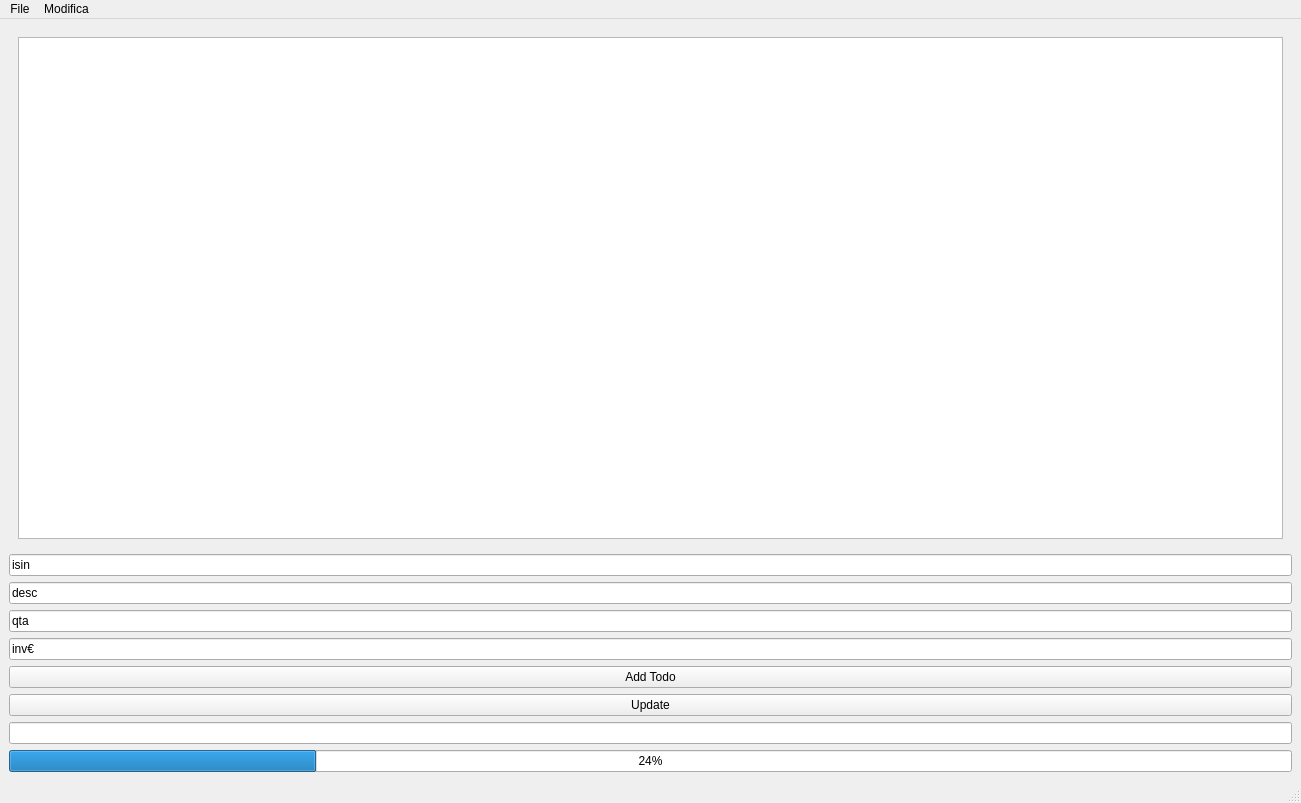
Before: the Qt Designer form mainWindow.ui in stefanocasson81/PyQt, drawn with Qt 5.
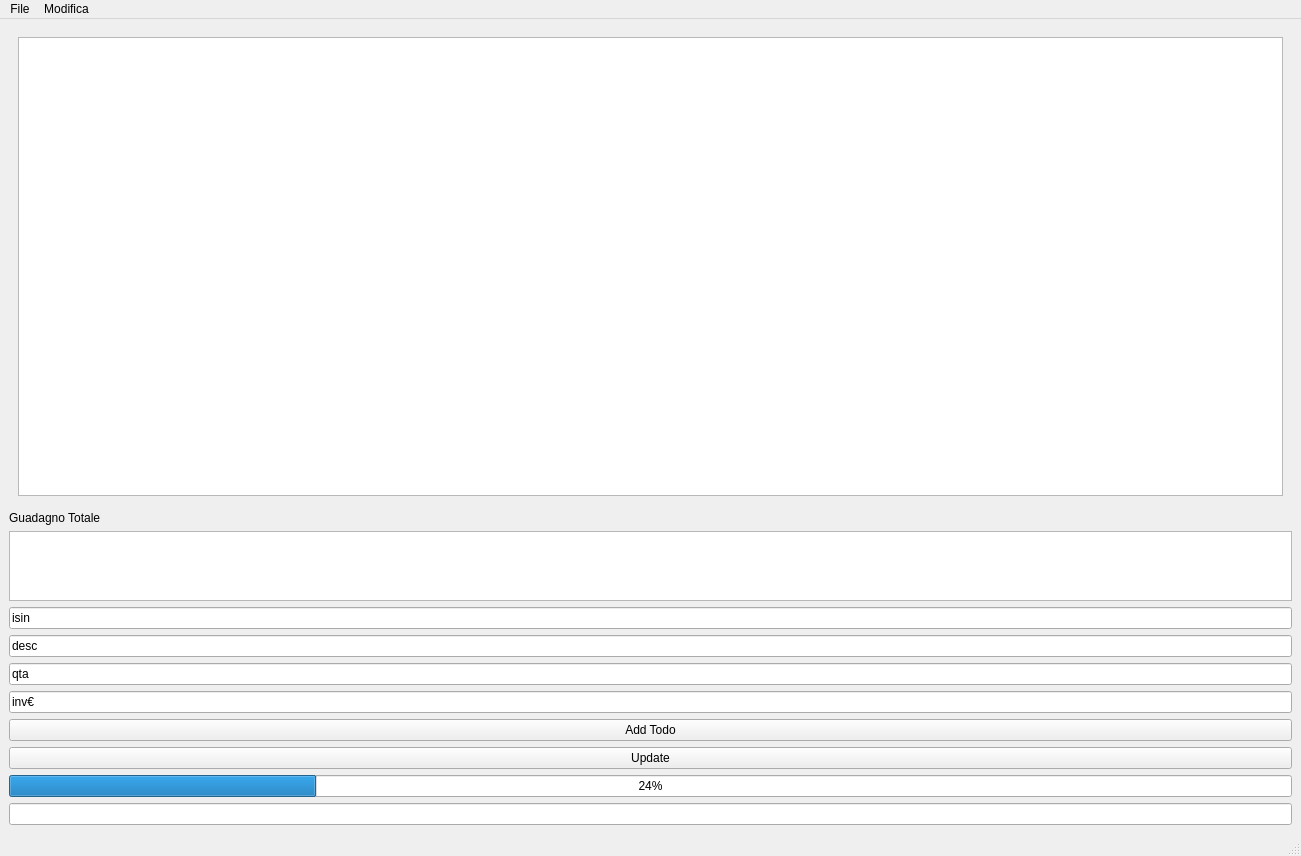
After: the same form once the commit is applied. Icons and pictures are not drawn.

Commit message: -isin aggiornato a quello della banca  con quote e prezzo -aggiunto cole a guadagno totale

The edit to the form file:
```diff
--- a/mainWindow.ui
+++ b/mainWindow.ui
@@ -19,11 +19,28 @@
      <widget class="QWidget" name="widget" native="true">
       <layout class="QHBoxLayout" name="horizontalLayout">
        <item>
-        <widget class="QTableView" name="tableView"/>
+        <widget class="QTableView" name="tableView">
+         <property name="minimumSize">
+          <size>
+           <width>1265</width>
+           <height>459</height>
+          </size>
+         </property>
+        </widget>
        </item>
       </layout>
      </widget>
     </item>
+    <item>
+     <widget class="QLabel" name="label">
+      <property name="text">
+       <string>Guadagno Totale</string>
+      </property>
+     </widget>
+    </item>
+    <item>
+     <widget class="QTextBrowser" name="textBrowser"/>
+    </item>
     <item>
      <widget class="QLineEdit" name="lineEdit_isin">
       <property name="text">
@@ -66,9 +83,6 @@
       </property>
      </widget>
     </item>
-    <item>
-     <widget class="QLineEdit" name="lineEdit_status"/>
-    </item>
     <item>
      <widget class="QProgressBar" name="progressBar">
       <property name="value">
@@ -76,6 +90,9 @@
       </property>
      </widget>
     </item>
+    <item>
+     <widget class="QLineEdit" name="lineEdit_status"/>
+    </item>
    </layout>
   </widget>
   <widget class="QMenuBar" name="menubar">
```
The commit also changes 4 other files.
